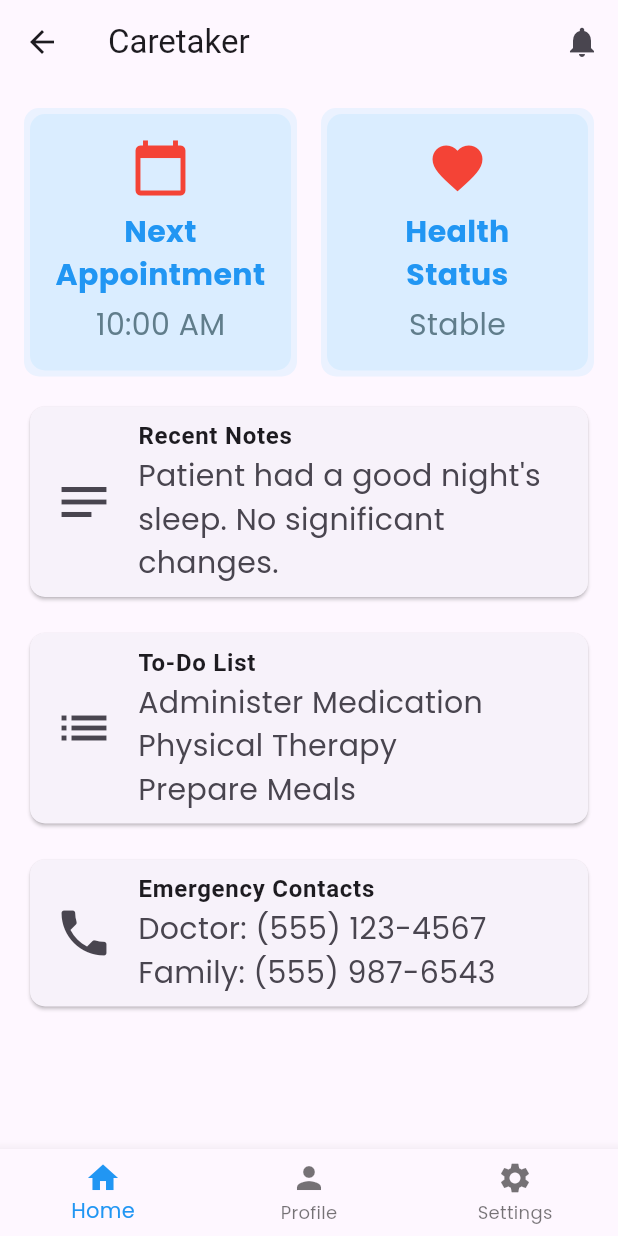
After one commit to sarojbomjan/AgeWell, a Flutter app: the screen it shows once a user with an empty profile is signed in, item 5 of the bottom bar chosen, after a tap on "Caretaker Dashboard", on a phone screen of 412 x 824 dp. The commit adds this screen. Run offline on Flutter 3.47's test engine with Material 3 defaults, Android fonts, the phone set to English and light mode, and no system bars; our stand-ins replace cloud_firestore, country_picker, firebase_auth, firebase_core, fl_chart, flutter_otp_text_field and 10 more; missing offline and left inert: heart_bpm; accounts and stored records are empty; network calls fail.

Commit message:
careataker dashboard ui created

```diff
--- a/lib/authentication/user_authentication.dart
+++ b/lib/authentication/user_authentication.dart
@@ -1,6 +1,7 @@
 import 'package:cloud_firestore/cloud_firestore.dart';
 import 'package:elderly_care/authentication/authentication_exception.dart/signup_email_password_failure.dart';
 import 'package:elderly_care/authentication/store_user_details.dart';
+import 'package:elderly_care/caretaker_dashboard/pages/caretaker_dashboard.dart';
 import 'package:elderly_care/models/user_model.dart';
 import 'package:elderly_care/pages/home/home.dart';
 import 'package:elderly_care/screens/welcome_screen.dart';
@@ -55,6 +56,10 @@ class UserAuthentication extends GetxController {
         Get.offAll(
           () => const AdminDashboard(),
         );
+      // } else if (role == 'Caregiver') {
+      //   Get.offAll(
+      //         () => const CaretakerDashboard(), // Assuming you have a CaretakerDashboard screen
+      //   );
       } else {
         Get.offAll(
           () => const HomeScreen(),
--- /dev/null
+++ b/lib/caretaker_dashboard/pages/caretaker_dashboard.dart
@@ -0,0 +1,158 @@
+import 'package:elderly_care/caretaker_dashboard/widgets/bottom_nav_bar.dart';
+import 'package:flutter/material.dart';
+
+class CaretakerDashboard extends StatefulWidget {
+  const CaretakerDashboard({super.key});
+
+  @override
+  State<CaretakerDashboard> createState() => _CaretakerDashboardState();
+}
+
+class _CaretakerDashboardState extends State<CaretakerDashboard> {
+  @override
+  Widget build(BuildContext context) {
+    return Scaffold(
+      appBar: AppBar(
+        title: const Text('Caretaker'),
+        actions: [
+          IconButton(
+            icon: const Icon(Icons.notifications),
+            onPressed: () {
+              // Handle notifications
+            },
+          ),
+        ],
+      ),
+      body: SingleChildScrollView(
+        padding: const EdgeInsets.all(16.0),
+        child: Column(
+          children: [
+            Row(
+              children: [
+                Expanded(
+                  child: _buildInfoCard(
+                    context,
+                    Icons.calendar_today,
+                    'Next Appointment',
+                    '10:00 AM',
+                    '/nextAppointment',
+                  ),
+                ),
+                const SizedBox(width: 16.0),
+                Expanded(
+                  child: _buildInfoCard(
+                    context,
+                    Icons.favorite,
+                    'Health Status',
+                    'Stable',
+                    '/healthStatus',
+                  ),
+                ),
+              ],
+            ),
+            const SizedBox(height: 16.0),
+            _buildDetailCard(
+              context,
+              Icons.notes,
+              'Recent Notes',
+              'Patient had a good night\'s sleep. No significant changes.',
+              '/recentNotes',
+            ),
+            const SizedBox(height: 16.0),
+            _buildDetailCard(
+              context,
+              Icons.list,
+              'To-Do List',
+              'Administer Medication\nPhysical Therapy\nPrepare Meals',
+              '/toDoList',
+            ),
+            const SizedBox(height: 16.0),
+            _buildDetailCard(
+              context,
+              Icons.phone,
+              'Emergency Contacts',
+              'Doctor: (555) 123-4567\nFamily: (555) 987-6543',
+              '/emergencyContacts',
+            ),
+          ],
+        ),
+      ),
+      bottomNavigationBar: const BottomNavBar(),
+    );
+  }
+
+  Widget _buildInfoCard(
+      BuildContext context,
+      IconData icon,
+      String title,
+      String subtitle,
+      String route,
+      ) {
+    return GestureDetector(
+      onTap: () {
+        Navigator.pushNamed(context, route);
+      },
+      child: Container(
+        decoration: BoxDecoration(
+          color: Colors.lightBlueAccent.withOpacity(0.1), // Set background color inside
+          borderRadius: BorderRadius.circular(10.0),
+        ),
+        child: Card(
+          color: Colors.lightBlueAccent.withOpacity(0.1),
+          elevation: 0, // Remove card's default shadow
+          shape: RoundedRectangleBorder(
+            borderRadius: BorderRadius.circular(10.0),
+          ),
+          child: Padding(
+            padding: const EdgeInsets.all(16.0),
+            child: Column(
+              children: [
+                Icon(icon, size: 40, color: Colors.red), // Icon color
+                const SizedBox(height: 8.0),
+                Text(
+                  title,
+                  style: TextStyle(
+                    fontWeight: FontWeight.bold,
+                    color: Colors.blue, // Text color for title
+                  ),
+                  textAlign: TextAlign.center,
+                ),
+                const SizedBox(height: 4.0),
+                Text(
+                  subtitle,
+                  style: TextStyle(
+                    color: Colors.blueGrey, // Text color for subtitle
+                  ),
+                ),
+              ],
+            ),
+          ),
+        ),
+      ),
+    );
+  }
+
+  Widget _buildDetailCard(
+      BuildContext context,
+      IconData icon,
+      String title,
+      String content,
+      String route,
+      ) {
+    return GestureDetector(
+      onTap: () {
+        Navigator.pushNamed(context, route);
+      },
+      child: Card(
+        shape: RoundedRectangleBorder(
+          borderRadius: BorderRadius.circular(10.0),
+        ),
+        child: ListTile(
+          leading: Icon(icon, size: 40),
+          title: Text(title, style: const TextStyle(fontWeight: FontWeight.bold)),
+          subtitle: Text(content),
+        ),
+      ),
+    );
+  }
+}
--- /dev/null
+++ b/lib/caretaker_dashboard/widgets/bottom_nav_bar.dart
@@ -0,0 +1,30 @@
+import 'package:flutter/material.dart';
+
+class BottomNavBar extends StatelessWidget {
+  const BottomNavBar({super.key});
+
+  @override
+  Widget build(BuildContext context) {
+    return BottomNavigationBar(
+      items: const <BottomNavigationBarItem>[
+        BottomNavigationBarItem(
+          icon: Icon(Icons.home),
+          label: 'Home',
+        ),
+        BottomNavigationBarItem(
+          icon: Icon(Icons.person),
+          label: 'Profile',
+        ),
+        BottomNavigationBarItem(
+          icon: Icon(Icons.settings),
+          label: 'Settings',
+        ),
+      ],
+      currentIndex: 0,
+      selectedItemColor: Colors.blue,
+      onTap: (int index) {
+        // Handle item tap
+      },
+    );
+  }
+}
--- a/lib/pages/home/home.dart
+++ b/lib/pages/home/home.dart
@@ -1,3 +1,4 @@
+import 'package:elderly_care/pages/home/home_widgets/social_enagagement_widget.dart';
 import 'package:elderly_care/pages/services_booking/booking.dart';
 import 'package:flutter/material.dart';
 import 'package:get/get.dart';
@@ -85,6 +86,8 @@ class _HomeScreenState extends State<HomeScreen> {
 
                   // Health Metrics
                   HealthMetrics(),
+
+                  SocialEngagementWidget(),
                 ],
               ),
             ),
@@ -102,7 +105,8 @@ class _HomeScreenState extends State<HomeScreen> {
 
       return Scaffold(
         appBar: AppBar(
-          title: const Text('ElderCare'),
+          backgroundColor: Colors.green,
+          title: const Text('AgeWell'),
           actions: [
             IconButton(
               onPressed: () {
--- a/lib/pages/profile/profile_page.dart
+++ b/lib/pages/profile/profile_page.dart
@@ -1,3 +1,4 @@
+import 'package:elderly_care/caretaker_dashboard/pages/caretaker_dashboard.dart';
 import 'package:elderly_care/pages/privacy_and_policies/privacy_and_policies.dart';
 import 'package:elderly_care/pages/settings/settings_page.dart';
 import 'package:elderly_care/pages/medical_record/medical_records_page.dart';
@@ -156,6 +157,13 @@ class ProfilePage extends StatelessWidget {
             },
           ),
           ProfileMenuWidget(
+            title: "Caretaker Dashboard",
+            icon: LineAwesomeIcons.info_circle_solid,
+            onPress: () {
+              Get.to(() => const CaretakerDashboard());
+            },
+          ),
+          ProfileMenuWidget(
             title: "Generate QR Code",
             icon: LineAwesomeIcons.qrcode_solid,
             onPress: () {
--- a/lib/pages/services_booking/booking.dart
+++ b/lib/pages/services_booking/booking.dart
@@ -124,6 +124,22 @@ class _BookingState extends State<Booking> {
                       backgroundColor: Colors.blue,
                     ),
                   ),
+                  const SizedBox(width: 10),
+                  GestureDetector(
+                    onTap: () {
+                      Navigator.push(
+                        context,
+                        MaterialPageRoute(
+                            builder: (context) => const OldAgeHomePage()),
+                      );
+                    },
+                    child: const CategoryCard(
+                      title: 'Emergency',
+                      subtitle: 'Call',
+                      icon: Icons.bus_alert,
+                      backgroundColor: Colors.red,
+                    ),
+                  ),
                 ],
               ),
             ),
--- a/lib/pages/services_booking/caretaker_page.dart
+++ b/lib/pages/services_booking/caretaker_page.dart
@@ -185,7 +185,8 @@ class _CaretakerCardState extends State<CaretakerCard> {
                             const Icon(Icons.star,
                                 color: Colors.yellow, size: 16),
                             Text(
-                                '${widget.caretaker.experienceYears} Years (${widget.caretaker.workHours} Reviews)'),
+                                '${widget.caretaker.experienceYears} Years (${widget.caretaker.workHours} Available)',
+                            style: TextStyle(fontSize: 14),),
                           ],
                         ),
                       ],
--- a/lib/pages/services_booking/caretaker_service/caretaker_profile.dart
+++ b/lib/pages/services_booking/caretaker_service/caretaker_profile.dart
@@ -237,7 +237,7 @@ class _CaretakerProfileState extends State<CaretakerProfile> {
                     });
                   },
                   decoration: const InputDecoration(
-                    labelText: "Age",
+                    labelText: "Shift",
                     border: OutlineInputBorder(),
                   ),
                 ),
--- a/lib/pages/services_booking/current_booking_card.dart
+++ b/lib/pages/services_booking/current_booking_card.dart
@@ -1,5 +1,5 @@
 import 'package:flutter/material.dart';
-import 'old_age_home_service/booking_details_page.dart';
+import 'booking_details_page.dart';
 
 class CurrentBookingCard extends StatelessWidget {
   final String title;
@@ -82,7 +82,10 @@ class CurrentBookingCard extends StatelessWidget {
                   ),
                 );
               },
-              child: const Text('View Details'),
+              child: Padding(
+                padding: const EdgeInsets.symmetric(horizontal: 8.0),
+                child: const Text('View Details'),
+              ),
               style: ElevatedButton.styleFrom(
                 shadowColor: Colors.blue,
                 shape: RoundedRectangleBorder(
```
Also changed, not shown: lib/pages/services_booking/booking_details_page.dart (renamed from lib/pages/services_booking/old_age_home_service/booking_details_page.dart), 1 other file.
